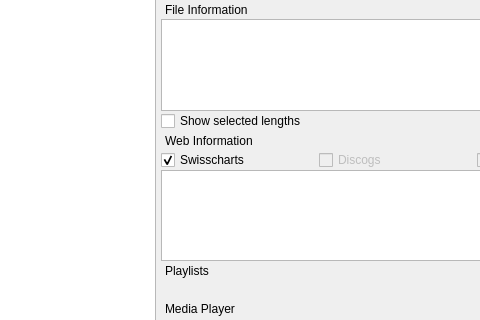
Old version of the form src/QUMainWindow.ui in the repository UltraStar-Deluxe/UltraStar-Manager; both pictures show x 319 to 799 and y 302 to 622 of the 954 by 775 pixel window.
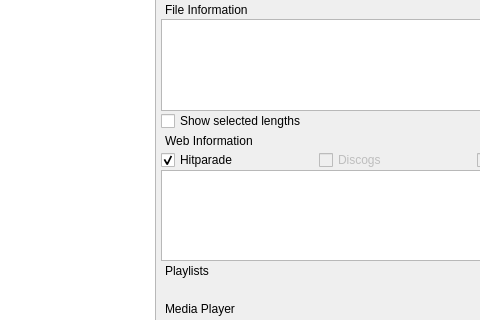
New version of the form. Icons and pictures are not drawn. Custom widgets are drawn as their Qt base class.

Commit message: Switch from deprecated swisscharts.com to hitparade.ch.

The edit to the form file:
```diff
--- a/src/QUMainWindow.ui
+++ b/src/QUMainWindow.ui
@@ -589,7 +589,7 @@
             <item>
              <widget class="QCheckBox" name="swisschartsChk">
               <property name="text">
-               <string>Swisscharts</string>
+               <string>Hitparade</string>
               </property>
               <property name="icon">
                <iconset resource="resources/UltraStar-Manager.qrc">
```
Left out of the diff: 69 changed lines with no effect on the pictures. The commit also changes 19 other files.
